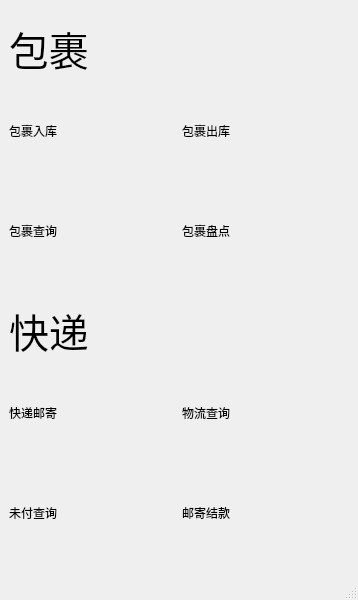
Before: the Qt Designer form mainwindow.ui in sg-first/Express-System, drawn with Qt 5.
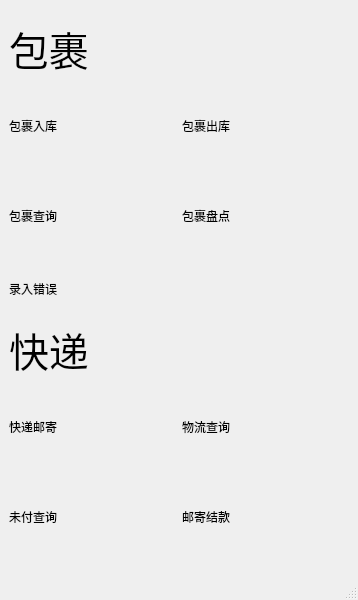
After: the same form once the commit is applied.

The edit to the form file:
```diff
--- a/mainwindow.ui
+++ b/mainwindow.ui
@@ -14,7 +14,7 @@
    <string>MainWindow</string>
   </property>
   <widget class="QWidget" name="centralwidget">
-   <layout class="QVBoxLayout" name="verticalLayout_2">
+   <layout class="QVBoxLayout" name="verticalLayout">
     <item>
      <spacer name="verticalSpacer_2">
       <property name="orientation">
@@ -32,8 +32,6 @@
      </spacer>
     </item>
     <item>
-     <layout class="QVBoxLayout" name="verticalLayout">
-      <item>
        <layout class="QGridLayout" name="gridLayout">
         <item row="0" column="0">
          <widget class="QLabel" name="package_2">
@@ -109,20 +107,29 @@
        </layout>
       </item>
       <item>
-       <spacer name="verticalSpacer">
-        <property name="orientation">
-         <enum>Qt::Vertical</enum>
-        </property>
-        <property name="sizeType">
-         <enum>QSizePolicy::Ignored</enum>
-        </property>
-        <property name="sizeHint" stdset="0">
+     <widget class="QLabel" name="label">
+      <property name="sizePolicy">
+       <sizepolicy hsizetype="Preferred" vsizetype="Minimum">
+        <horstretch>0</horstretch>
+        <verstretch>0</verstretch>
+       </sizepolicy>
+      </property>
+      <property name="minimumSize">
          <size>
-          <width>20</width>
-          <height>17</height>
-         </size>
-        </property>
-       </spacer>
+        <width>0</width>
+        <height>50</height>
+       </size>
+      </property>
+      <property name="font">
+       <font>
+        <family>Arial</family>
+        <pointsize>9</pointsize>
+       </font>
+      </property>
+      <property name="text">
+       <string>录入错误</string>
+      </property>
+     </widget>
       </item>
       <item>
        <layout class="QGridLayout" name="gridLayout_2">
@@ -193,8 +200,6 @@
            <string>物流查询</string>
           </property>
          </widget>
-        </item>
-       </layout>
       </item>
      </layout>
     </item>
```
Lines whose indentation alone changed are shown as unchanged.
